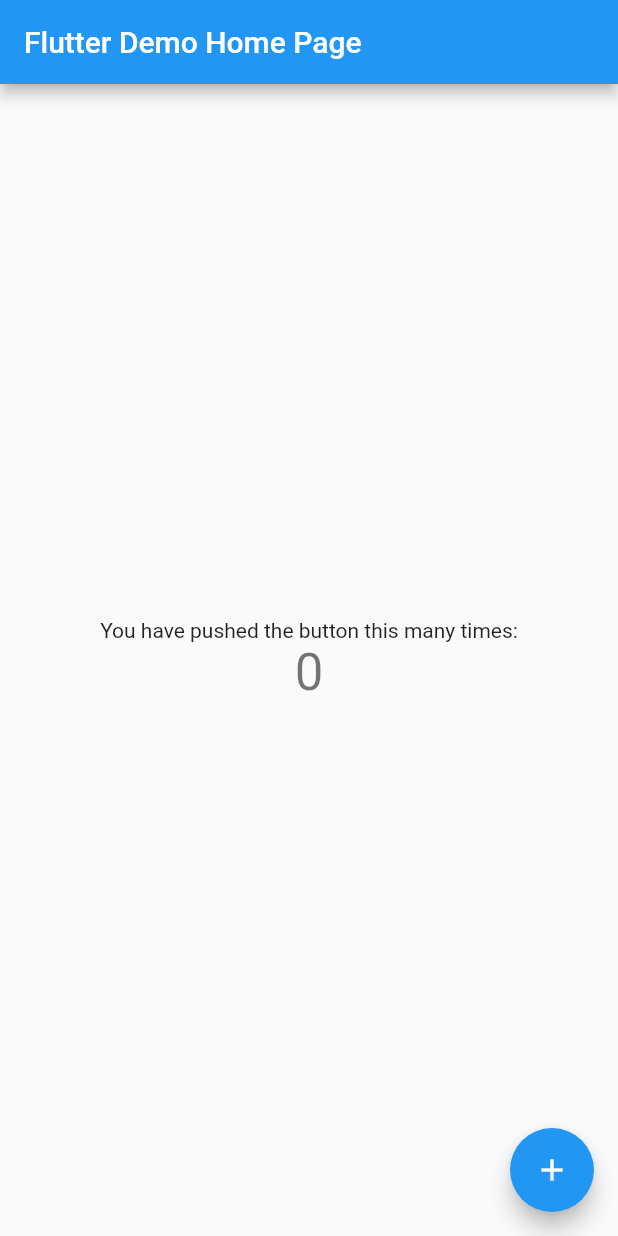
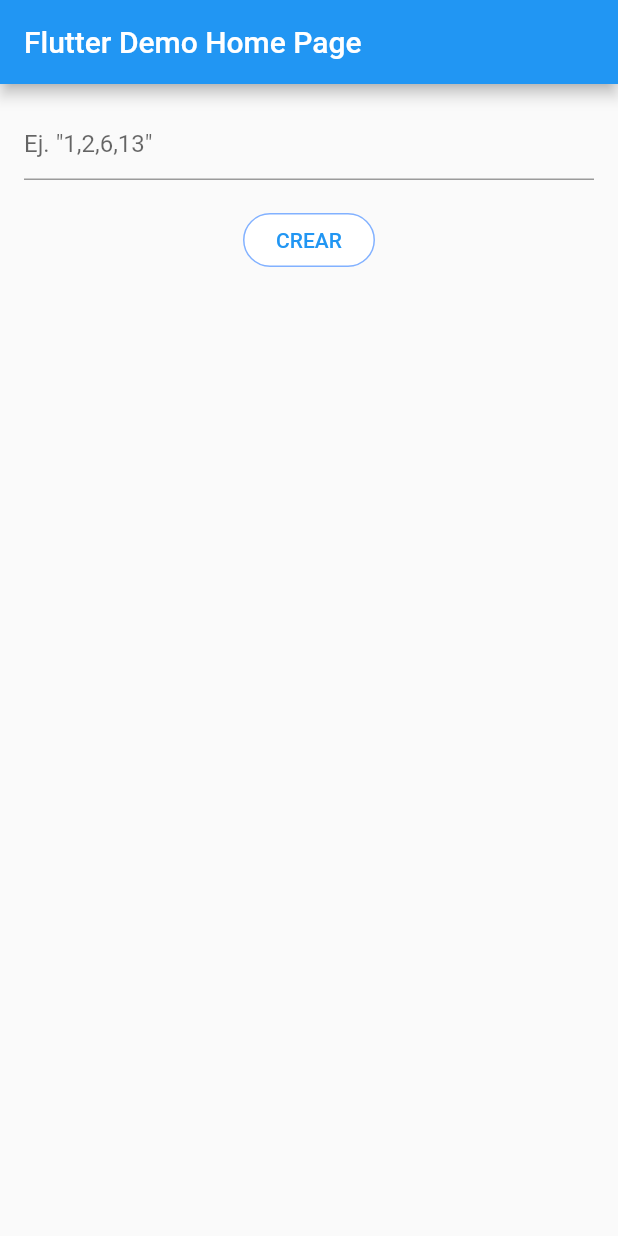
Before and after one commit to Inigoperez/ejercicio2_dart, a Flutter app: the screen it shows after launch, on a phone screen of 412 x 824 dp. Run offline on Flutter 3.47's test engine with Material 2 defaults, Android fonts, the phone set to English and light mode, and no system bars.

Commit message:
terminado el input y boton

```diff
--- a/lib/main.dart
+++ b/lib/main.dart
@@ -1,4 +1,6 @@
 import 'package:flutter/material.dart';
+
+import 'pages/HomePage.dart';
 
 void main() {
   runApp(MyApp());
@@ -11,107 +13,10 @@ class MyApp extends StatelessWidget {
     return MaterialApp(
       title: 'Flutter Demo',
       theme: ThemeData(
-        // This is the theme of your application.
-        //
-        // Try running your application with "flutter run". You'll see the
-        // application has a blue toolbar. Then, without quitting the app, try
-        // changing the primarySwatch below to Colors.green and then invoke
-        // "hot reload" (press "r" in the console where you ran "flutter run",
-        // or simply save your changes to "hot reload" in a Flutter IDE).
-        // Notice that the counter didn't reset back to zero; the application
-        // is not restarted.
         primarySwatch: Colors.blue,
-        // This makes the visual density adapt to the platform that you run
-        // the app on. For desktop platforms, the controls will be smaller and
-        // closer together (more dense) than on mobile platforms.
         visualDensity: VisualDensity.adaptivePlatformDensity,
       ),
       home: MyHomePage(title: 'Flutter Demo Home Page'),
     );
   }
 }
-
-class MyHomePage extends StatefulWidget {
-  MyHomePage({Key key, this.title}) : super(key: key);
-
-  // This widget is the home page of your application. It is stateful, meaning
-  // that it has a State object (defined below) that contains fields that affect
-  // how it looks.
-
-  // This class is the configuration for the state. It holds the values (in this
-  // case the title) provided by the parent (in this case the App widget) and
-  // used by the build method of the State. Fields in a Widget subclass are
-  // always marked "final".
-
-  final String title;
-
-  @override
-  _MyHomePageState createState() => _MyHomePageState();
-}
-
-class _MyHomePageState extends State<MyHomePage> {
-  int _counter = 0;
-
-  void _incrementCounter() {
-    setState(() {
-      // This call to setState tells the Flutter framework that something has
-      // changed in this State, which causes it to rerun the build method below
-      // so that the display can reflect the updated values. If we changed
-      // _counter without calling setState(), then the build method would not be
-      // called again, and so nothing would appear to happen.
-      _counter++;
-    });
-  }
-
-  @override
-  Widget build(BuildContext context) {
-    // This method is rerun every time setState is called, for instance as done
-    // by the _incrementCounter method above.
-    //
-    // The Flutter framework has been optimized to make rerunning build methods
-    // fast, so that you can just rebuild anything that needs updating rather
-    // than having to individually change instances of widgets.
-    return Scaffold(
-      appBar: AppBar(
-        // Here we take the value from the MyHomePage object that was created by
-        // the App.build method, and use it to set our appbar title.
-        title: Text(widget.title),
-      ),
-      body: Center(
-        // Center is a layout widget. It takes a single child and positions it
-        // in the middle of the parent.
-        child: Column(
-          // Column is also a layout widget. It takes a list of children and
-          // arranges them vertically. By default, it sizes itself to fit its
-          // children horizontally, and tries to be as tall as its parent.
-          //
-          // Invoke "debug painting" (press "p" in the console, choose the
-          // "Toggle Debug Paint" action from the Flutter Inspector in Android
-          // Studio, or the "Toggle Debug Paint" command in Visual Studio Code)
-          // to see the wireframe for each widget.
-          //
-          // Column has various properties to control how it sizes itself and
-          // how it positions its children. Here we use mainAxisAlignment to
-          // center the children vertically; the main axis here is the vertical
-          // axis because Columns are vertical (the cross axis would be
-          // horizontal).
-          mainAxisAlignment: MainAxisAlignment.center,
-          children: <Widget>[
-            Text(
-              'You have pushed the button this many times:',
-            ),
-            Text(
-              '$_counter',
-              style: Theme.of(context).textTheme.headline4,
-            ),
-          ],
-        ),
-      ),
-      floatingActionButton: FloatingActionButton(
-        onPressed: _incrementCounter,
-        tooltip: 'Increment',
-        child: Icon(Icons.add),
-      ), // This trailing comma makes auto-formatting nicer for build methods.
-    );
-  }
-}
--- /dev/null
+++ b/lib/pages/HomePage.dart
@@ -0,0 +1,62 @@
+import 'package:flutter/material.dart';
+
+class MyHomePage extends StatefulWidget {
+  MyHomePage({Key key, this.title}) : super(key: key);
+
+  final String title;
+
+  @override
+  _MyHomePageState createState() => _MyHomePageState();
+}
+
+class _MyHomePageState extends State<MyHomePage> {
+  @override
+  Widget build(BuildContext context) {
+    return Scaffold(
+      appBar: AppBar(
+        title: Text(widget.title),
+      ),
+      body: Center(
+        child: Column(
+          mainAxisAlignment: MainAxisAlignment.start,
+          children: [
+            Padding(
+              padding: EdgeInsets.all(16.0),
+              child: SizedBox(
+                child: TextField(
+                  decoration: InputDecoration(
+                    focusedBorder: OutlineInputBorder(
+                      borderSide: BorderSide(
+                        color: Colors.blue,
+                      ),
+                      borderRadius: BorderRadius.circular(10.0),
+                    ),
+                    hintText: 'Ej. "1,2,6,13"',
+                  ),
+                ),
+              ),
+            ),
+            FlatButton(
+              shape: RoundedRectangleBorder(
+                borderRadius: BorderRadius.circular(18.0),
+                side: BorderSide(
+                  color: Colors.blueAccent[100],
+                ),
+              ),
+              color: Colors.white,
+              textColor: Colors.blue,
+              padding: EdgeInsets.all(8.0),
+              onPressed: () {},
+              child: Text(
+                "Crear".toUpperCase(),
+                style: TextStyle(
+                  fontSize: 14.0,
+                ),
+              ),
+            ),
+          ],
+        ),
+      ),
+    );
+  }
+}
```
Also changed, not shown: 1 other file.
